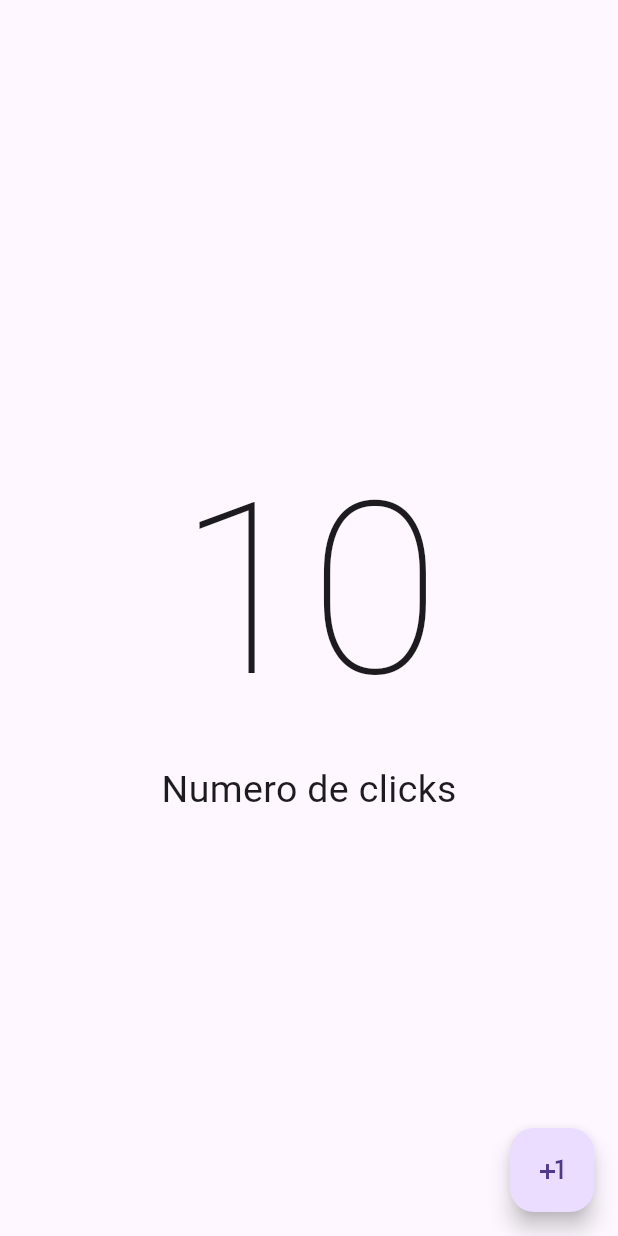
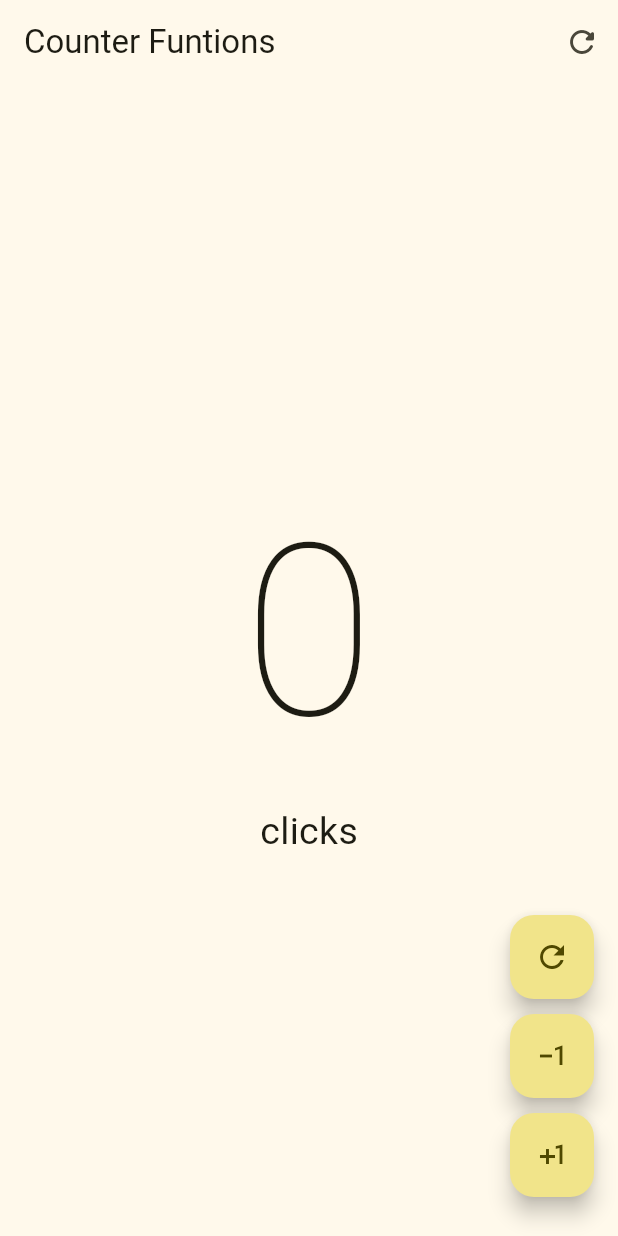
Before and after one commit to Jameshz16/hello_world_app, a Flutter app: the screen it shows after launch, on a phone screen of 412 x 824 dp. Run offline on Flutter 3.47's test engine with Material 3 defaults, Android fonts, the phone set to English and light mode, and no system bars.

Commit message:
APP Completa parte 1 del curso

```diff
--- a/hello_world_app/lib/main.dart
+++ b/hello_world_app/lib/main.dart
@@ -1,5 +1,6 @@
 import 'package:flutter/material.dart';
-import 'package:hello_world_app/presentation/screen/screen/couter_screen.dart';
+import 'package:hello_world_app/presentation/screen/counter/counter_funtions.screen.dart';
+// import 'package:hello_world_app/presentation/screen/counter/couter_screen.dart';
 
 void main() {
   runApp(const MyApp());
@@ -10,9 +11,11 @@ class MyApp extends StatelessWidget {
 
   @override
   Widget build(BuildContext context) {
-    return const MaterialApp(
+    return MaterialApp(
       debugShowCheckedModeBanner: false,
-      home: CouterScreen(),
+      theme: ThemeData(useMaterial3: true, colorSchemeSeed: Colors.yellow),
+      //home: CouterScreen(),
+      home: CouterSFuntionsScreen(),
     );
   }
 }
--- /dev/null
+++ b/hello_world_app/lib/presentation/screen/counter/counter_funtions.screen.dart
@@ -0,0 +1,90 @@
+import 'package:flutter/material.dart';
+
+class CouterSFuntionsScreen extends StatefulWidget {
+  const CouterSFuntionsScreen({super.key});
+
+  @override
+  State<CouterSFuntionsScreen> createState() => _CouterSFuntionsScreenState();
+}
+
+class _CouterSFuntionsScreenState extends State<CouterSFuntionsScreen> {
+  int _clickCounter = 0;
+
+  @override
+  Widget build(BuildContext context) {
+    return Scaffold(
+      appBar: AppBar(
+        title: const Text("Counter Funtions "),
+        actions: [
+          IconButton(
+            icon: Icon(Icons.refresh_rounded),
+            onPressed: () {
+              setState(() {
+                _clickCounter = 0;
+              });
+            },
+          ),
+        ],
+      ),
+      body: Center(
+        child: Column(
+          mainAxisAlignment: MainAxisAlignment.center,
+          children: [
+            Text(
+              '$_clickCounter',
+              style: TextStyle(fontSize: 160, fontWeight: FontWeight.w100),
+            ),
+            _clickCounter == 1
+                ? Text('click', style: TextStyle(fontSize: 25))
+                : Text('clicks', style: TextStyle(fontSize: 25)),
+          ],
+        ),
+      ),
+      floatingActionButton: Column(
+        mainAxisAlignment: MainAxisAlignment.end,
+        children: [
+          CustomButton(
+            icon: Icons.refresh,
+            onPressed: () {
+              setState(() {
+                _clickCounter = 0;
+              });
+            },
+          ),
+          const SizedBox(height: 10),
+          CustomButton(
+            icon: Icons.exposure_minus_1,
+            onPressed: () {
+              setState(() {
+                if (_clickCounter == 0) return;
+                _clickCounter--;
+              });
+            },
+          ),
+          const SizedBox(height: 10),
+          CustomButton(
+            icon: Icons.plus_one,
+            onPressed: () {
+              setState(() {
+                _clickCounter++;
+              });
+            },
+          ),
+          const SizedBox(height: 10),
+        ],
+      ),
+    );
+  }
+}
+
+class CustomButton extends StatelessWidget {
+  final IconData icon;
+  final VoidCallback? onPressed;
+
+  const CustomButton({super.key, required this.icon, this.onPressed});
+
+  @override
+  Widget build(BuildContext context) {
+    return FloatingActionButton(onPressed: onPressed, child: Icon(icon));
+  }
+}
--- a/hello_world_app/lib/presentation/screen/screen/couter_screen.dart
+++ /dev/null
@@ -1,27 +0,0 @@
-import 'package:flutter/material.dart';
-
-class CouterScreen extends StatelessWidget {
-  const CouterScreen({super.key});
-
-  @override
-  Widget build(BuildContext context) {
-    return Scaffold(
-      body: const Center(
-        child: Column(
-          mainAxisAlignment: MainAxisAlignment.center,
-          children: [
-            Text(
-              '10',
-              style: TextStyle(fontSize: 160, fontWeight: FontWeight.w100),
-            ),
-            Text('Numero de clicks', style: TextStyle(fontSize: 25)),
-          ],
-        ),
-      ),
-      floatingActionButton: FloatingActionButton(
-        onPressed: () {},
-        child: const Icon(Icons.plus_one),
-      ),
-    );
-  }
-}
```
Also changed, not shown: hello_world_app/lib/presentation/screen/counter/couter_screen.dart (added, +41 -0 lines).
